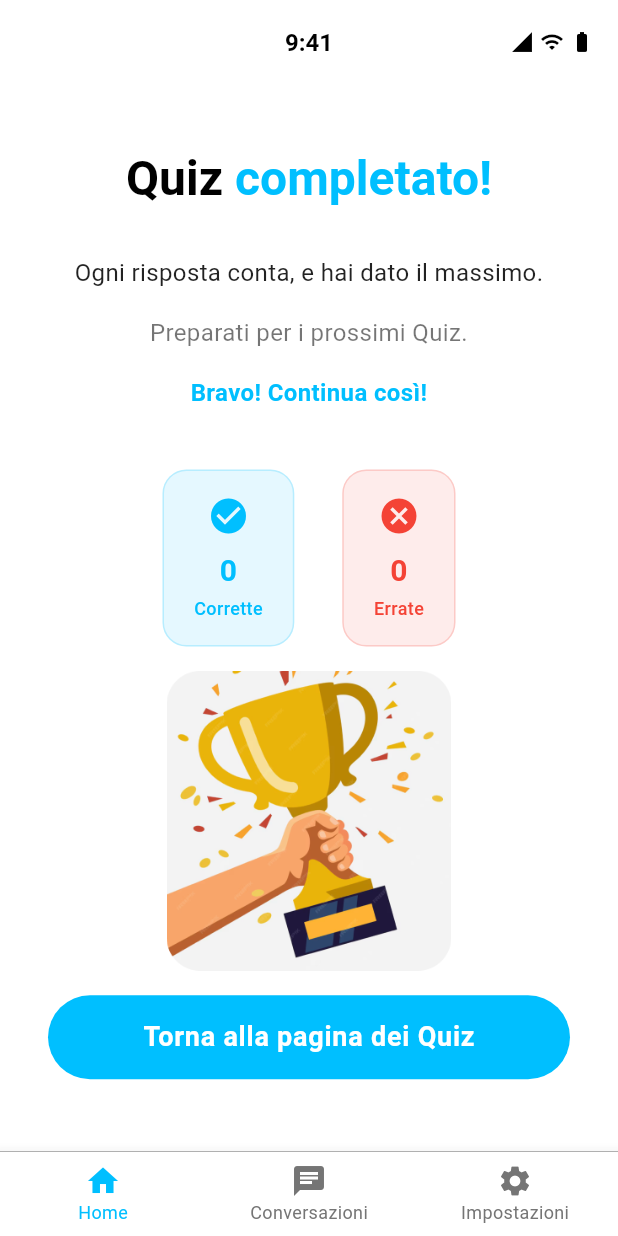
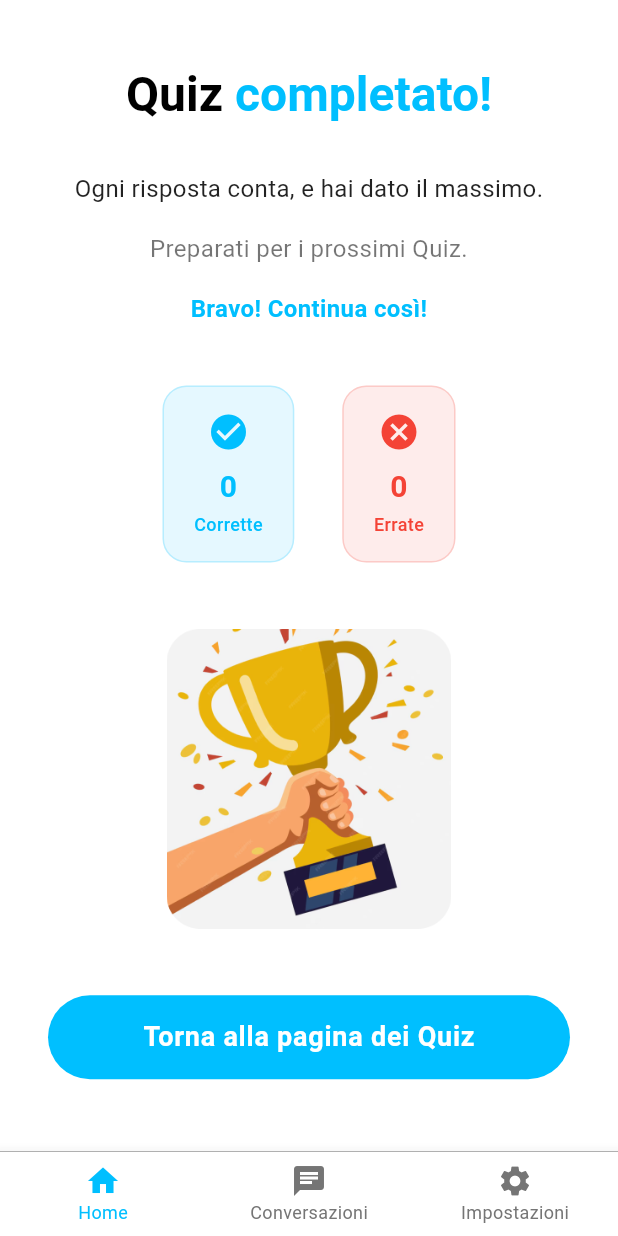
Before and after one commit to Antonio-Caiazzo/Gruppo-1-IUM-2024-2025, a Flutter app: the QuizResultsScreen screen opened directly with empty values, on a phone screen of 412 x 824 dp. Run offline on Flutter 3.47's test engine with Material 3 defaults, Android fonts, the light colour scheme and no system bars.

Commit message:
Remove custom app bar from QuizResultsScreen
This commit removes the custom `AppBar` from the `QuizResultsScreen`. The default app bar or system status bar will now be displayed.

```diff
--- a/implementazione/lib/screens/quiz_results_screen.dart
+++ b/implementazione/lib/screens/quiz_results_screen.dart
@@ -17,35 +17,6 @@ class QuizResultsScreen extends StatelessWidget {
   Widget build(BuildContext context) {
     return Scaffold(
       backgroundColor: Colors.white,
-      appBar: AppBar(
-        backgroundColor: Colors.white,
-        elevation: 0,
-        leading: const SizedBox(), // Nessun pulsante indietro su questa schermata
-        centerTitle: true,
-        title: const Text(
-          '9:41',
-          style: TextStyle(
-            color: Colors.black,
-            fontSize: 16,
-            fontWeight: FontWeight.w600,
-          ),
-        ),
-        actions: [
-          Container(
-            padding: const EdgeInsets.only(right: 16),
-            child: Row(
-              mainAxisSize: MainAxisSize.min,
-              children: const [
-                Icon(Icons.signal_cellular_4_bar, color: Colors.black, size: 16),
-                SizedBox(width: 4),
-                Icon(Icons.wifi, color: Colors.black, size: 16),
-                SizedBox(width: 4),
-                Icon(Icons.battery_full, color: Colors.black, size: 16),
-              ],
-            ),
-          ),
-        ],
-      ),
       body: SafeArea(
         child: Padding(
           padding: const EdgeInsets.all(24.0),
```
